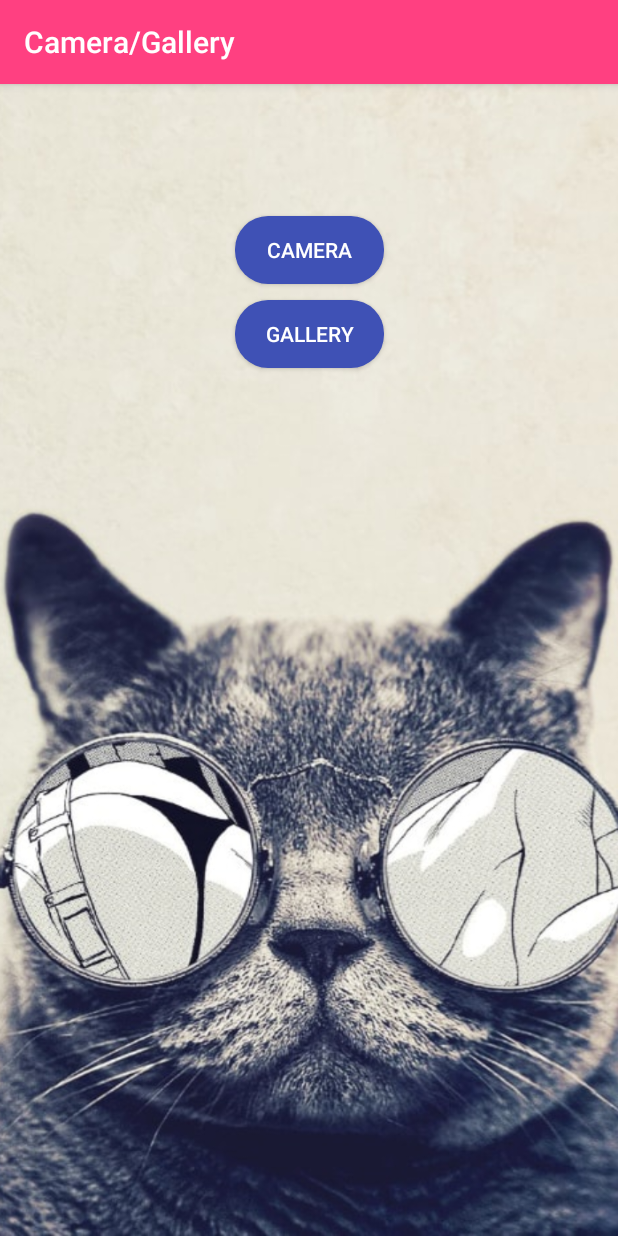
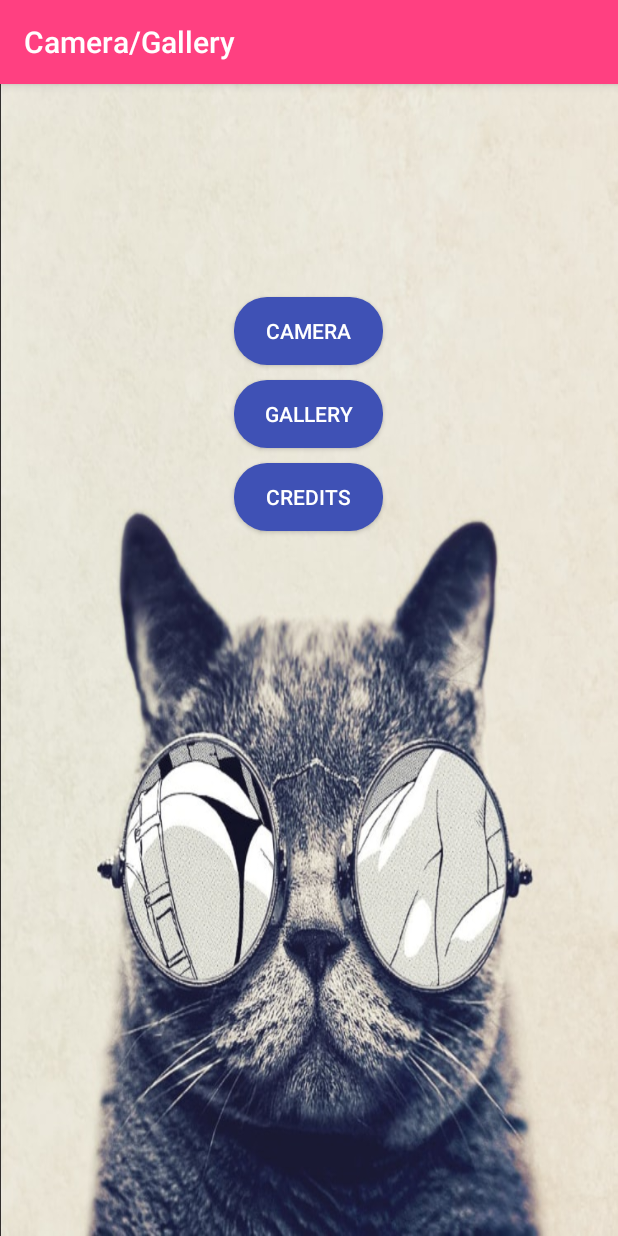
Before and after one commit to lacortes/Cat_Identifier, an Android app: the screen it shows after launch (MainActivity), on a phone screen of 412 x 824 dp. Run offline under Robolectric (Android 15) with nearby library versions, the phone set to English and light mode, and no system bars; libraries missing offline, so code that uses them is left out: com.ibm.watson; 1 statement that could not run was skipped.

Commit message:
Updatd main screen   - Center aligned buttons   - Added a Credits button   = Updated .gitignore

```diff
--- a/app/src/main/res/layout/activity_main.xml
+++ b/app/src/main/res/layout/activity_main.xml
@@ -1,42 +1,59 @@
 <?xml version="1.0" encoding="utf-8"?>
-<android.support.constraint.ConstraintLayout xmlns:android="http://schemas.android.com/apk/res/android"
+<android.support.v7.widget.LinearLayoutCompat
+    xmlns:android="http://schemas.android.com/apk/res/android"
     xmlns:app="http://schemas.android.com/apk/res-auto"
     xmlns:tools="http://schemas.android.com/tools"
+    android:background="@drawable/cat"
     android:layout_width="match_parent"
     android:layout_height="match_parent"
+    android:orientation="vertical"
+    android:gravity="center"
     tools:context="com.application.team480.kitty_pokedex.MainActivity">
-    <ImageView
+
+    <android.support.v7.widget.LinearLayoutCompat
+        android:layout_weight="6"
         android:layout_width="match_parent"
-        android:layout_height="match_parent"
-        android:scaleType="centerCrop"
-        android:src="@drawable/cat" />
+        android:layout_height="0dp"
+        android:orientation="vertical"
+        android:gravity="center">
 
         <Button
             android:id="@+id/Camera"
             style="@style/Widget.AppCompat.Button.Colored"
             android:layout_width="99dp"
             android:layout_height="45dp"
-        android:layout_marginEnd="156dp"
-        android:layout_marginTop="88dp"
+            android:layout_marginBottom="10dp"
             android:background="@drawable/button_background"
 
-        android:text="Camera"
+            android:text="@string/camera"
             android:textColorLink="@color/colorPrimary"
-        android:visibility="visible"
-        app:layout_constraintEnd_toEndOf="parent"
-        app:layout_constraintTop_toTopOf="parent" />
+            android:visibility="visible"/>
 
         <Button
             android:id="@+id/Gallery"
             style="@style/Widget.AppCompat.Button.Colored"
             android:layout_width="99dp"
             android:layout_height="45dp"
-        android:layout_marginEnd="156dp"
-        android:layout_marginTop="144dp"
+            android:layout_marginBottom="10dp"
             android:background="@drawable/button_background"
-        android:text="Gallery"
-        android:visibility="visible"
-        app:layout_constraintEnd_toEndOf="parent"
-        app:layout_constraintTop_toTopOf="parent" />
+            android:text="@string/gallery"
+            android:visibility="visible"/>
 
-</android.support.constraint.ConstraintLayout>
+        <Button
+            android:id="@+id/Credits"
+            style="@style/Widget.AppCompat.Button.Colored"
+            android:layout_width="99dp"
+            android:layout_height="45dp"
+            android:layout_marginBottom="20dp"
+            android:background="@drawable/button_background"
+            android:text="@string/credits"
+            android:visibility="visible"/>
+
+    </android.support.v7.widget.LinearLayoutCompat>
+
+    <TextView
+        android:layout_weight="4"
+        android:layout_width="match_parent"
+        android:layout_height="0dp"/>
+
+</android.support.v7.widget.LinearLayoutCompat>
--- a/app/src/main/res/values/strings.xml
+++ b/app/src/main/res/values/strings.xml
@@ -8,4 +8,7 @@
     <string name="grooming">Grooming:\t</string>
     <string name="fur_length">Fur Length:\t</string>
     <string name="training">Training:\t</string>
+    <string name="camera">Camera</string>
+    <string name="gallery">Gallery</string>
+    <string name="credits">Credits</string>
 </resources>
```
Also changed, not shown: 1 other file. Lines whose indentation alone changed are shown as unchanged.
